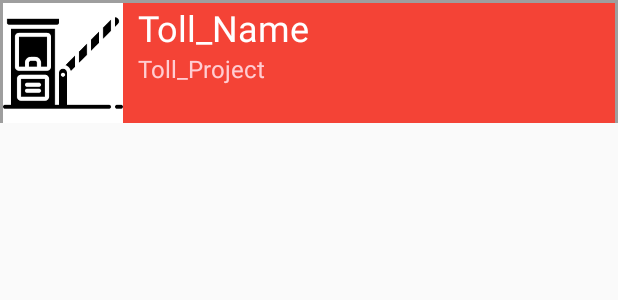
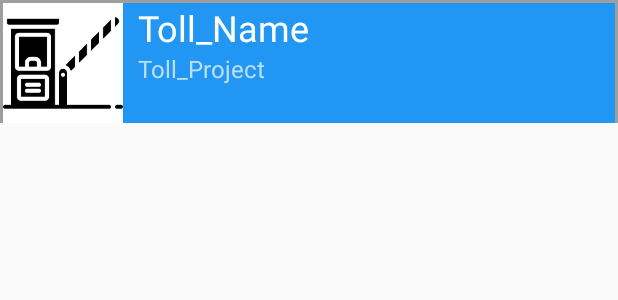
Before and after one commit to Pit2106/tollOpenData, an Android app: the layout item_toll.xml on its own in the app's theme, with its tools: preview values and no code run, on a phone screen of 412 x 824 dp. Shown: the top 300 px of the screen. Run offline under Robolectric (Android 15) with nearby library versions, the phone set to English and light mode, and no system bars.

Commit message:
Change base-color to Blue

```diff
--- a/app/src/main/res/values/colors.xml
+++ b/app/src/main/res/values/colors.xml
@@ -1,8 +1,8 @@
 <?xml version="1.0" encoding="utf-8"?>
 <resources>
-    <color name="colorPrimary">#F44336</color>
-    <color name="colorPrimaryLight">#ffCDD2</color>
-    <color name="colorPrimaryDark">#D32F2F</color>
+    <color name="colorPrimary">#2196F3</color>
+    <color name="colorPrimaryLight">#BBDEFB</color>
+    <color name="colorPrimaryDark">#1976D2</color>
     <color name="colorTextIcons">#FFFFFF</color>
     <color name="colorPrimaryText">#212121</color>
     <color name="colorSecondaryText">#757575</color>
```
